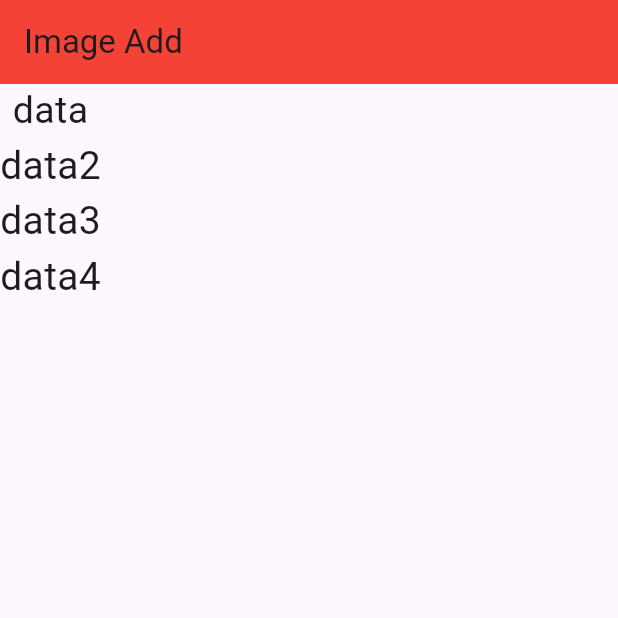
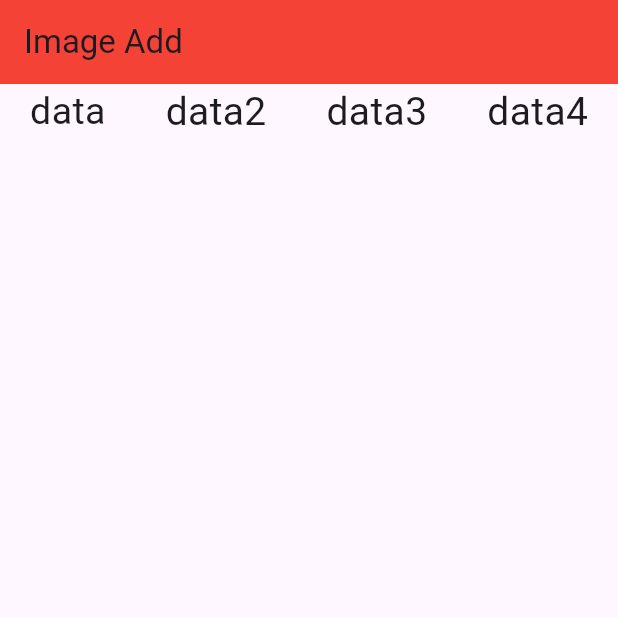
Before and after one commit to refatkhan/Flutter-Widgets-Practice, a Flutter app: the screen it shows after launch, on a phone screen of 412 x 824 dp, the top half of it. Run offline on Flutter 3.47's test engine with Material 3 defaults, Android fonts, the phone set to English and light mode, and no system bars.

Commit message:
learn about AxisAlignment

```diff
--- a/lib/main.dart
+++ b/lib/main.dart
@@ -45,8 +45,9 @@ class _MyHomePageState extends State<MyHomePage> {
         backgroundColor: Colors.red,
       ),
 
-      body: Column(
-        children: <Text> [
+      body: Row(
+        mainAxisAlignment: MainAxisAlignment.spaceAround,
+        children: <Widget> [
           Text('data',style: TextStyle(fontSize: 25),),
           Text('data2',style: TextStyle(fontSize: 26,),),
           Text('data3',style: TextStyle(fontSize: 26,),),
```
